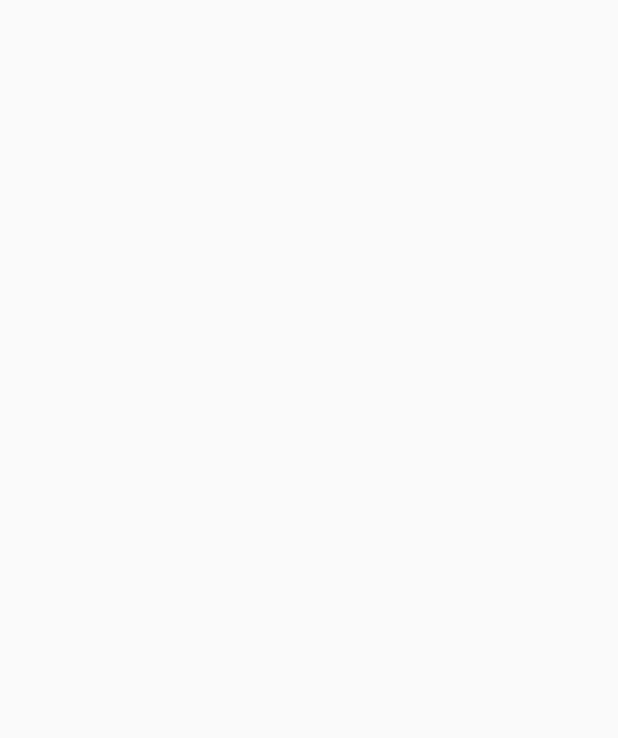
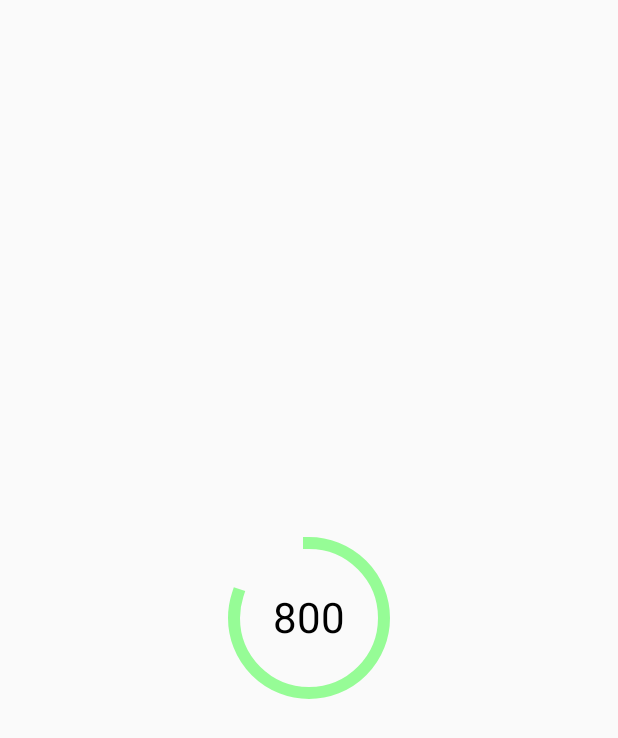
Before and after one commit to LeeGerry/ComposeDemo, an Android app built with Jetpack Compose: the screen it shows after launch (MainActivity), on a phone screen of 412 x 824 dp. Before the commit the part shown is empty. Shown: the top 738 px of the screen. Run offline under Robolectric (Android 15) with nearby library versions, the phone set to English and light mode, and no system bars.

Commit message:
绘制progress bar

```diff
--- a/app/src/main/java/com/zero/composedemo/MainActivity.kt
+++ b/app/src/main/java/com/zero/composedemo/MainActivity.kt
@@ -3,13 +3,78 @@ package com.zero.composedemo
 import android.os.Bundle
 import androidx.activity.ComponentActivity
 import androidx.activity.compose.setContent
+import androidx.compose.animation.core.animateFloatAsState
+import androidx.compose.animation.core.tween
+import androidx.compose.foundation.Canvas
+import androidx.compose.foundation.layout.Box
+import androidx.compose.foundation.layout.fillMaxSize
+import androidx.compose.foundation.layout.size
+import androidx.compose.material.Text
+import androidx.compose.runtime.*
+import androidx.compose.ui.Alignment
+import androidx.compose.ui.Modifier
+import androidx.compose.ui.graphics.Color
+import androidx.compose.ui.graphics.StrokeCap
+import androidx.compose.ui.graphics.drawscope.Stroke
+import androidx.compose.ui.unit.Dp
+import androidx.compose.ui.unit.TextUnit
+import androidx.compose.ui.unit.dp
+import androidx.compose.ui.unit.sp
 
 class MainActivity : ComponentActivity() {
     override fun onCreate(savedInstanceState: Bundle?) {
         super.onCreate(savedInstanceState)
 
         setContent {
-
+            Box(contentAlignment = Alignment.Center, modifier = Modifier.fillMaxSize()) {
+                CircleProgressBar(percentage = .8f, number = 1000)
+            }
         }
     }
 }
+
+@Composable
+fun CircleProgressBar(
+    percentage: Float,
+    number: Int,
+    fontSize: TextUnit = 28.sp,
+    radius: Dp = 50.dp,
+    color: Color = Color.Green,
+    strokeWidth: Dp = 8.dp,
+    animDuration: Int = 1000,
+    animDelay: Int = 0,
+) {
+    var animationPlayed by remember {
+        mutableStateOf(false)
+    }
+    val curPercentage = animateFloatAsState(
+        targetValue = if (animationPlayed) percentage else 0f,
+        animationSpec = tween(
+            durationMillis = animDuration,
+            delayMillis = animDelay
+        )
+    )
+    LaunchedEffect(key1 = true) {
+        animationPlayed = true
+    }
+    Box(
+        contentAlignment = Alignment.Center,
+        modifier = Modifier.size(radius * 2f)
+    ) {
+        Canvas(modifier = Modifier.size(radius * 2f)) {
+            drawArc(
+                color = color,
+                -90f,
+                360 * curPercentage.value,
+                useCenter = false,
+                alpha = .4f,
+                style = Stroke(strokeWidth.toPx(), cap = StrokeCap.Square)
+            )
+        }
+        Text(
+            text = (curPercentage.value * number).toInt().toString(),
+            color = Color.Black,
+            fontSize = fontSize
+        )
+    }
+}
```
